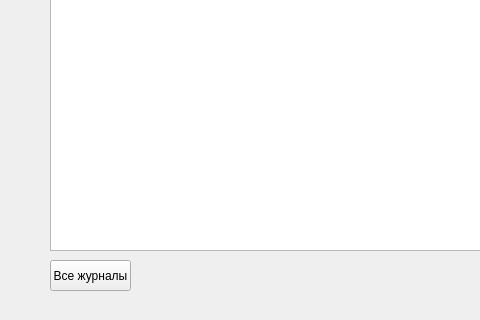
Qt form Dialog.ui (Tek4to/pythonPyQT) before a commit; both pictures show x 0 to 480 and y 380 to 700 of the 1050 by 700 pixel window.
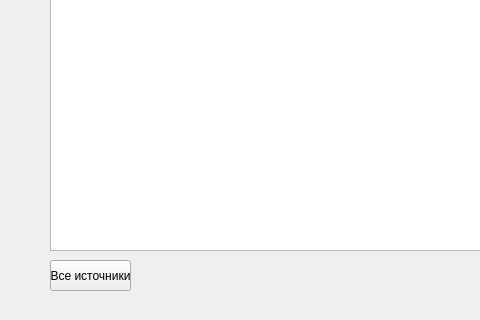
The same form after that commit.

```diff
--- a/Dialog.ui
+++ b/Dialog.ui
@@ -118,7 +118,7 @@
     </rect>
    </property>
    <property name="text">
-    <string>Все журналы</string>
+    <string>Все источники</string>
    </property>
   </widget>
  </widget>
```
Left out of the diff: 2 changed lines with no effect on the pictures.
